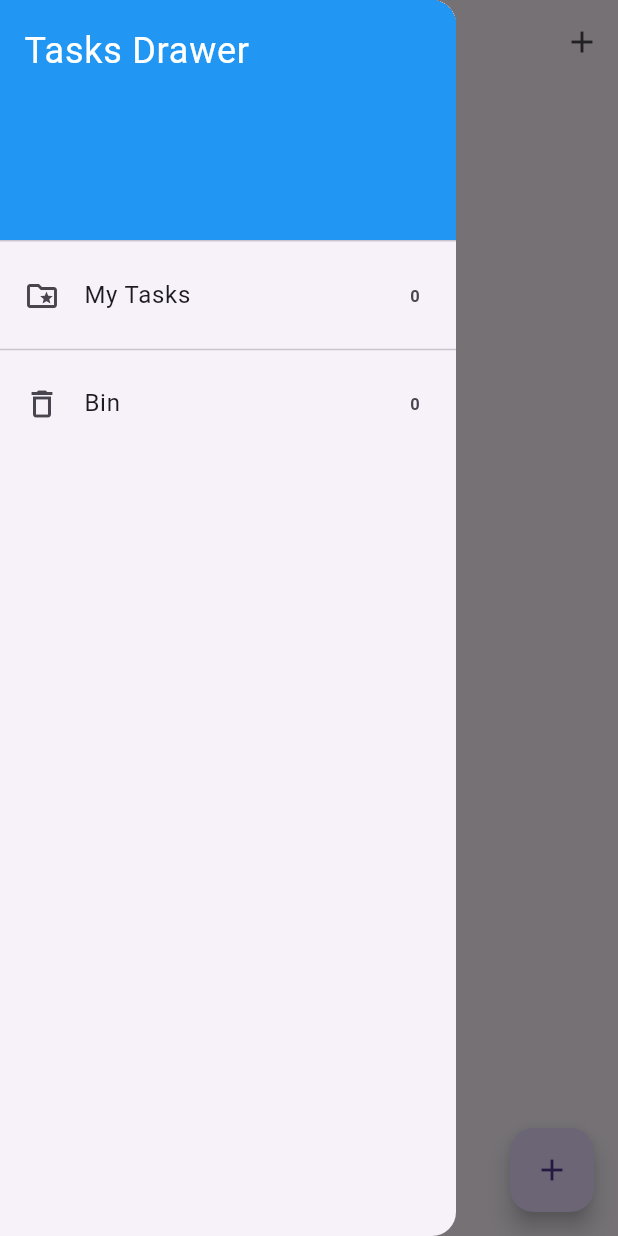
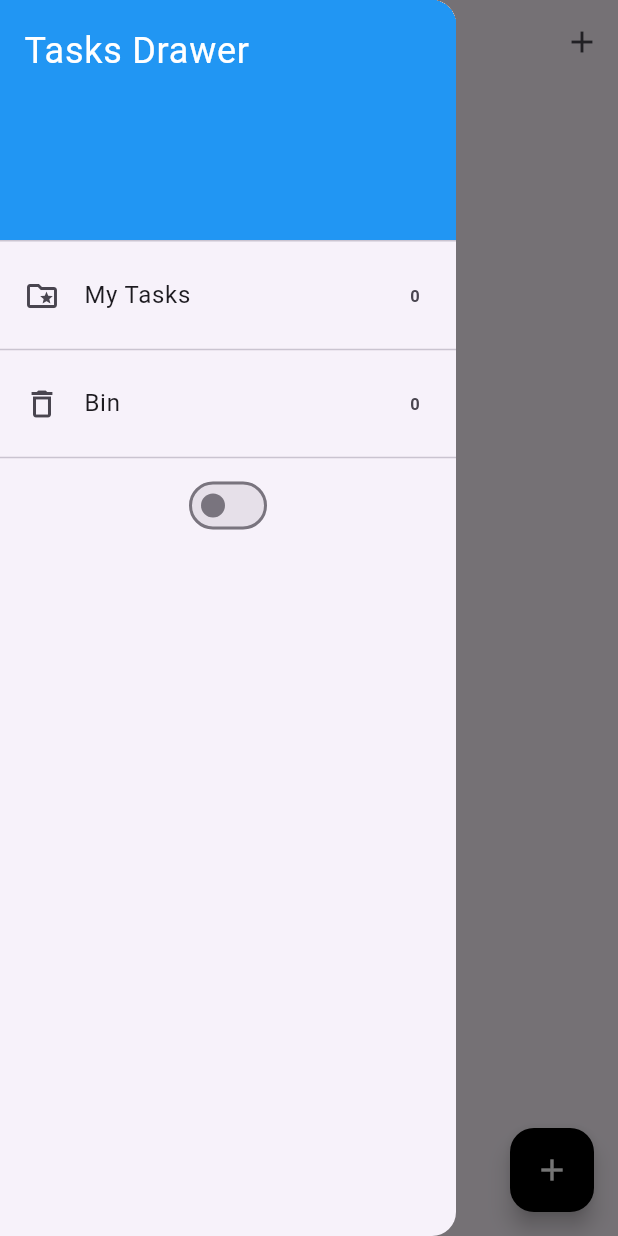
Before and after one commit to hitesh-techgrains/bloc_todo_app, a Flutter app: the screen it shows after launch, with the side drawer open, on a phone screen of 412 x 824 dp. Run offline on Flutter 3.47's test engine with Material 3 defaults, Android fonts, the phone set to English and light mode, and no system bars; our stand-ins replace equatable, flutter_bloc, hydrated_bloc; missing offline and left inert: techgrains.

Commit message:
Theme Changing: Dark & Light Modes

```diff
--- /dev/null
+++ b/lib/blocks/switch/switch_bloc.dart
@@ -0,0 +1,28 @@
+import 'package:equatable/equatable.dart';
+import 'package:hydrated_bloc/hydrated_bloc.dart';
+
+part 'switch_event.dart';
+
+part 'switch_state.dart';
+
+class SwitchBloc extends HydratedBloc<SwitchEvent, SwitchState> {
+  SwitchBloc() : super(SwitchInitial(isSwitched: false)) {
+    on<SwitchOnEvent>((event, emit) {
+      emit(SwitchState(isSwitched: true));
+    });
+
+    on<SwitchOffEvent>((event, emit) {
+      emit(SwitchState(isSwitched: false));
+    });
+  }
+
+  @override
+  SwitchState? fromJson(Map<String, dynamic> json) {
+    return SwitchState.fromMap(json);
+  }
+
+  @override
+  Map<String, dynamic>? toJson(SwitchState state) {
+    return state.toMap();
+  }
+}
--- /dev/null
+++ b/lib/blocks/switch/switch_event.dart
@@ -0,0 +1,12 @@
+part of 'switch_bloc.dart';
+
+class SwitchEvent extends Equatable {
+  const SwitchEvent();
+
+  @override
+  List<Object?> get props => [];
+}
+
+class SwitchOnEvent extends SwitchEvent {}
+
+class SwitchOffEvent extends SwitchEvent {}
--- /dev/null
+++ b/lib/blocks/switch/switch_state.dart
@@ -0,0 +1,22 @@
+part of 'switch_bloc.dart';
+
+class SwitchState extends Equatable {
+  final bool isSwitched;
+
+  const SwitchState({this.isSwitched = false});
+
+  @override
+  List<Object?> get props => [isSwitched];
+
+  Map<String, dynamic> toMap() {
+    return {'isSwitched': isSwitched};
+  }
+
+  factory SwitchState.fromMap(Map<String, dynamic> map) {
+    return SwitchState(isSwitched: map['isSwitched'] ?? false);
+  }
+}
+
+class SwitchInitial extends SwitchState {
+  const SwitchInitial({required bool isSwitched}) : super(isSwitched: false);
+}
--- a/lib/main.dart
+++ b/lib/main.dart
@@ -1,5 +1,7 @@
+import 'package:bloc_to_do_app/blocks/switch/switch_bloc.dart';
 import 'package:bloc_to_do_app/blocks/tasks/tasks_bloc.dart';
 import 'package:bloc_to_do_app/services/app_router.dart';
+import 'package:bloc_to_do_app/services/app_theme.dart';
 import 'package:flutter/foundation.dart';
 import 'package:flutter/material.dart';
 import 'package:flutter_bloc/flutter_bloc.dart';
@@ -19,18 +21,26 @@ void main() async {
 
 class MyApp extends StatelessWidget {
   final AppRouter appRouter;
-  MyApp({super.key, required this.appRouter});
+
+  const MyApp({super.key, required this.appRouter});
 
   // This widget is the root of your application.
   @override
   Widget build(BuildContext context) {
-    return BlocProvider(
-      create: (context) => TasksBloc(),
-      child: MaterialApp(
-        title: 'Flutter Tasks App',
-        theme: ThemeData(primarySwatch: Colors.blue),
-        home: TasksScreen(),
-        onGenerateRoute: appRouter.onGenerateRoute,
+    return MultiBlocProvider(
+      providers: [
+        BlocProvider<TasksBloc>(create: (context) => TasksBloc()),
+        BlocProvider<SwitchBloc>(create: (context) => SwitchBloc()),
+      ],
+      child: BlocBuilder<SwitchBloc, SwitchState>(
+        builder: (context, state) {
+          return MaterialApp(
+            title: 'Flutter Tasks App',
+            theme: state.isSwitched ? AppThemes.appThemeData[AppTheme.darkTheme] : AppThemes.appThemeData[AppTheme.lightTheme],
+            home: TasksScreen(),
+            onGenerateRoute: appRouter.onGenerateRoute,
+          );
+        },
       ),
     );
   }
--- a/lib/screens/my_drawer.dart
+++ b/lib/screens/my_drawer.dart
@@ -1,4 +1,5 @@
 import 'package:bloc_to_do_app/blocks/bloc_exports.dart';
+import 'package:bloc_to_do_app/blocks/switch/switch_bloc.dart';
 import 'package:bloc_to_do_app/common/constants.dart';
 import 'package:flutter/material.dart';
 import 'package:flutter_bloc/flutter_bloc.dart';
@@ -41,6 +42,17 @@ class MyDrawer extends StatelessWidget {
               );
             },
           ),
+          Divider(),
+          BlocBuilder<SwitchBloc, SwitchState>(
+            builder: (context, state) {
+              return Switch(
+                value: state.isSwitched,
+                onChanged: (newValue) {
+                  newValue ? context.read<SwitchBloc>().add(SwitchOnEvent()) : context.read<SwitchBloc>().add(SwitchOffEvent());
+                },
+              );
+            },
+          ),
         ],
       ),
     );
--- /dev/null
+++ b/lib/services/app_theme.dart
@@ -0,0 +1,39 @@
+import 'package:flutter/material.dart';
+
+/// Enum to represent the available app themes.
+enum AppTheme { darkTheme, lightTheme }
+
+class AppThemes {
+  static final appThemeData = {
+    AppTheme.darkTheme: ThemeData(
+      primarySwatch: Colors.grey,
+      primaryColor: Colors.black,
+      brightness: Brightness.dark,
+      //backgroundColor: const Color(0xFF212121),
+      dividerColor: Colors.black54,
+      floatingActionButtonTheme: const FloatingActionButtonThemeData(backgroundColor: Colors.white),
+      textButtonTheme: TextButtonThemeData(style: ButtonStyle(foregroundColor: WidgetStateProperty.all(Colors.white))),
+      textTheme: const TextTheme(titleMedium: TextStyle(color: Colors.white)),
+      bottomNavigationBarTheme: const BottomNavigationBarThemeData(backgroundColor: Colors.grey, unselectedItemColor: Colors.white),
+    ),
+
+    //
+    //
+    AppTheme.lightTheme: ThemeData(
+      primarySwatch: Colors.grey,
+      primaryColor: Colors.white,
+      brightness: Brightness.light,
+
+      //backgroundColor: const Color(0xFFE5E5E5),
+      dividerColor: const Color(0xff757575),
+      floatingActionButtonTheme: const FloatingActionButtonThemeData(backgroundColor: Colors.black, foregroundColor: Colors.white),
+      textButtonTheme: TextButtonThemeData(style: ButtonStyle(foregroundColor: WidgetStateProperty.all(Colors.black))),
+      textTheme: const TextTheme(titleMedium: TextStyle(color: Colors.black)),
+      bottomNavigationBarTheme: const BottomNavigationBarThemeData(
+        backgroundColor: Colors.grey,
+        selectedItemColor: Colors.black,
+        unselectedItemColor: Colors.white,
+      ),
+    ),
+  };
+}
--- a/lib/widgets/tasks_list.dart
+++ b/lib/widgets/tasks_list.dart
@@ -1,8 +1,6 @@
-import 'package:bloc_to_do_app/blocks/bloc_exports.dart';
 import 'package:bloc_to_do_app/models/tasks.dart';
 import 'package:bloc_to_do_app/widgets/list_tile_widget.dart';
 import 'package:flutter/material.dart';
-import 'package:flutter_bloc/flutter_bloc.dart';
 
 class TasksList extends StatelessWidget {
   final List<Task> taskList;
```
